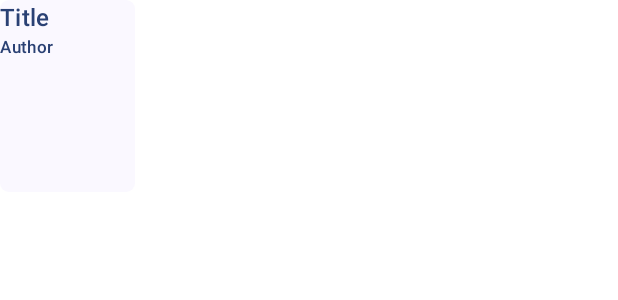
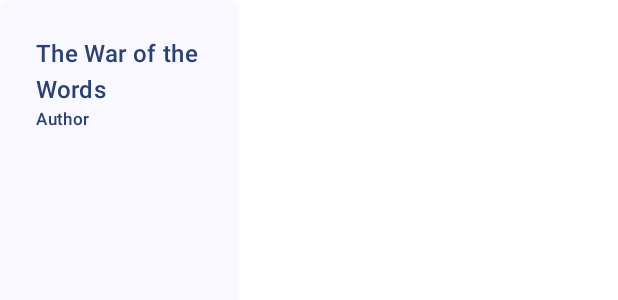
Before and after one commit to dignicate/zero-2023-android, an Android app built with Jetpack Compose: the @Preview function BookListItemView_Preview, on a phone screen of 412 x 824 dp. Shown: the top 300 px of the screen. Run offline under Robolectric (Android 15) with nearby library versions, the phone set to English and light mode, and no system bars; our stand-ins replace Dagger/Hilt's generated code, Timber; network calls fail.

Commit message:
Fix cell size.

```diff
--- a/app/src/main/java/com/dignicate/zero_2023_android/ui/BookListView.kt
+++ b/app/src/main/java/com/dignicate/zero_2023_android/ui/BookListView.kt
@@ -4,6 +4,7 @@ import androidx.compose.foundation.background
 import androidx.compose.foundation.layout.Box
 import androidx.compose.foundation.layout.Column
 import androidx.compose.foundation.layout.height
+import androidx.compose.foundation.layout.padding
 import androidx.compose.foundation.layout.width
 import androidx.compose.foundation.lazy.grid.GridCells
 import androidx.compose.foundation.lazy.grid.LazyVerticalGrid
@@ -60,7 +61,7 @@ private fun BookListView(
 ) {
     val state = rememberLazyGridState()
     LazyVerticalGrid(
-        columns = GridCells.Adaptive(90.dp),
+        columns = GridCells.Adaptive(159.dp),
         state = state,
     ) {
         val items = data?.items ?: emptyList()
@@ -81,15 +82,16 @@ private fun BookListItemView(
 ) {
     Box(
         modifier
-            .width(90.dp)
-            .height(128.dp)
+            .width(159.dp)
+            .height(209.dp)
             .background(
                 color = MaterialTheme.colorScheme.background,
                 shape = RoundedCornerShape(6.dp)
             )
     ) {
         Column(
-            modifier = modifier,
+            modifier = modifier
+                .padding(horizontal = 24.dp, vertical = 24.dp),
         ) {
             Text(
                 text = item.title,
@@ -136,7 +138,7 @@ private fun BookListItemView_Preview() {
         BookListItemView(
             modifier = Modifier,
             item = BookListViewModel.Data.Item(
-                title = "Title",
+                title = "The War of the Words",
                 author = "Author",
             )
         )
```
